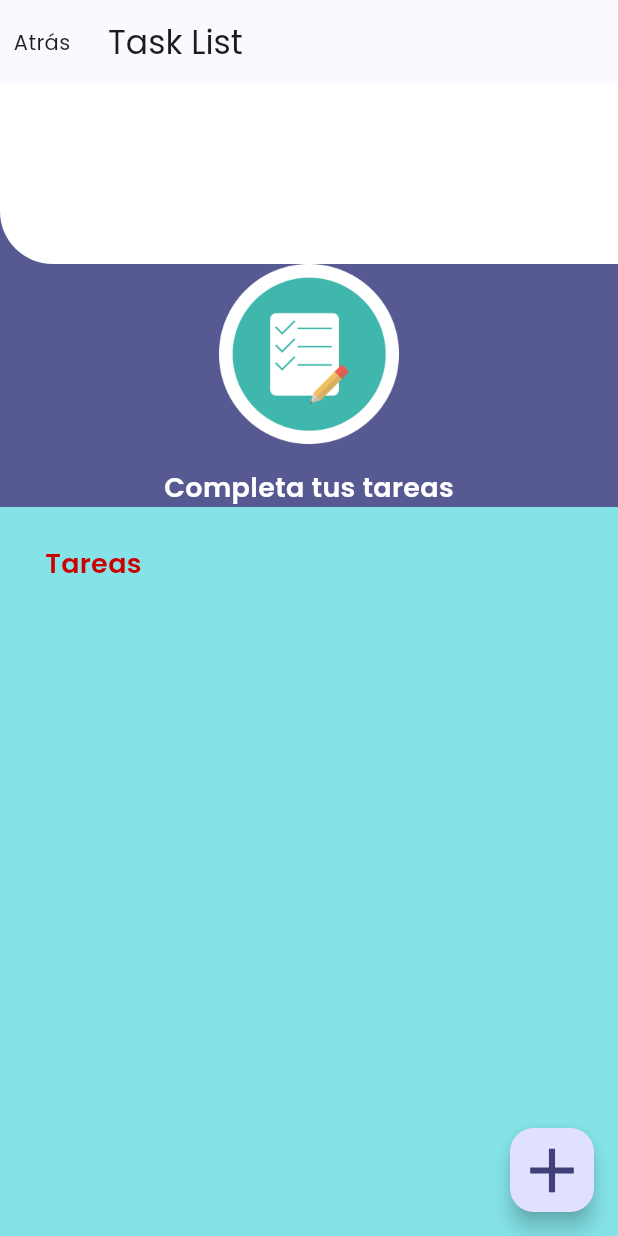
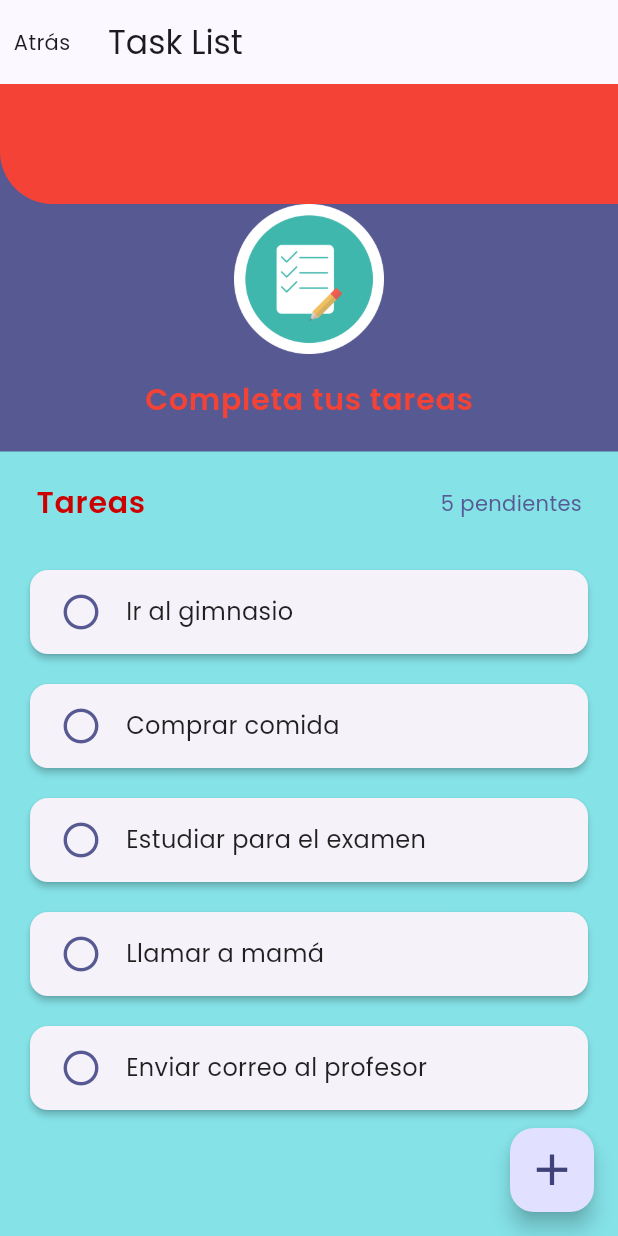
Before and after one commit to aresCharcaC/lab-multiplataforma, a Flutter app: the screen it shows after launch, after a tap on an icon or button, on a phone screen of 412 x 824 dp. Run offline on Flutter 3.47's test engine with Material 3 defaults, Android fonts, the phone set to English and light mode, and no system bars.

Commit message:
first commit

```diff
--- /dev/null
+++ b/lib/app/model/task.dart
@@ -0,0 +1,6 @@
+class Task {
+  final String name;
+  bool done; // Ya no es final para poder cambiar su estado
+
+  Task({required this.name, this.done = false});
+}
--- a/lib/app/view/components/h1.dart
+++ b/lib/app/view/components/h1.dart
@@ -2,7 +2,7 @@ import 'package:flutter/material.dart';
 
 class H1 extends StatelessWidget {
   final String text;
-  final Color? color; // Color opcional que permite personalización
+  final Color? color;
 
   const H1(this.text, {super.key, this.color});
 
@@ -11,14 +11,13 @@ class H1 extends StatelessWidget {
     return Text(
       text,
       style: Theme.of(context).textTheme.bodyMedium!.copyWith(
-        fontSize: 18, // Tamaño adecuado para un encabezado H1
-        fontWeight:
-            FontWeight.w600, // Peso de fuente semi-negrita para destacar
-        color: color, // Usar el color pasado o el predeterminado del tema
+        fontSize: 20, // Aumentado de 18 a 20
+        fontWeight: FontWeight.w600,
+        color: color,
+        letterSpacing: 0.5, // Mejor espaciado entre letras
       ),
-      overflow:
-          TextOverflow.ellipsis, // Previene desbordamiento de texto con '...'
-      maxLines: 2, // Limita a 2 líneas para mantener un diseño compacto
+      overflow: TextOverflow.ellipsis,
+      maxLines: 2,
     );
   }
 }
--- a/lib/app/view/components/shape.dart
+++ b/lib/app/view/components/shape.dart
@@ -6,11 +6,10 @@ class Shape extends StatelessWidget {
   @override
   Widget build(BuildContext context) {
     return Container(
-      // En lugar de double.infinity, usamos MediaQuery para obtener el ancho de la pantalla
       width: MediaQuery.of(context).size.width,
-      height: 120,
+      height: 80, // Reducido de 120 a 80 para mejor proporción
       decoration: const BoxDecoration(
-        color: Colors.white,
+        color: Colors.red,
         borderRadius: BorderRadius.only(bottomLeft: Radius.circular(35)),
       ),
     );
--- a/lib/app/view/splash/splash_page.dart
+++ b/lib/app/view/splash/splash_page.dart
@@ -11,34 +11,44 @@ class SplashPage extends StatelessWidget {
     return Scaffold(
       body: Column(
         children: [
-          // En lugar de usar Row que puede causar problemas de restricciones
-          const Shape(), // Usar Shape directamente
-          const SizedBox(height: 79),
+          const Shape(), // Shape directo sin Row
+          const SizedBox(height: 50), // Reducido de 79 a 50
           Image.asset(
             'assets/images/onboarding-image.png',
-            width: 180,
-            height: 168,
+            width: 200, // Aumentado de 180 a 200
+            height: 180, // Aumentado de 168 a 180
             fit: BoxFit.contain,
           ),
-          const SizedBox(height: 99),
+          const SizedBox(height: 60), // Reducido de 99 a 60
           const H1('Lista de tareas'),
-          const SizedBox(height: 21),
+          const SizedBox(height: 25), // Aumentado de 21 a 25
           Padding(
-            padding: const EdgeInsets.symmetric(horizontal: 32),
+            padding: const EdgeInsets.symmetric(
+              horizontal: 40,
+            ), // Aumentado de 32 a 40
             child: GestureDetector(
               onTap: () {
                 Navigator.of(context).push(
-                  MaterialPageRoute(
-                    builder: (context) {
-                      return const TaskListPage();
-                    },
-                  ),
+                  MaterialPageRoute(builder: (context) => const TaskListPage()),
                 );
               },
-              child: const Text(
-                'La mejor forma para que no se te olvide nada es anotarlo. Guardar tus tareas y ve completando poco a poco para aumentar tu productividad',
-                textAlign: TextAlign.center,
-                style: TextStyle(fontSize: 14, height: 1.5),
+              child: Container(
+                padding: const EdgeInsets.symmetric(
+                  vertical: 12,
+                  horizontal: 20,
+                ),
+                decoration: BoxDecoration(
+                  color: Theme.of(context).colorScheme.primary.withOpacity(0.1),
+                  borderRadius: BorderRadius.circular(10),
+                ),
+                child: const Text(
+                  'La mejor forma para que no se te olvide nada es anotarlo. Guardar tus tareas y ve completando poco a poco para aumentar tu productividad',
+                  textAlign: TextAlign.center,
+                  style: TextStyle(
+                    fontSize: 15, // Aumentado de 14 a 15
+                    height: 1.5,
+                  ),
+                ),
               ),
             ),
           ),
--- a/lib/app/view/task_list/Task_list_page.dart
+++ b/lib/app/view/task_list/Task_list_page.dart
@@ -1,20 +1,37 @@
 import 'package:flutter/material.dart';
+import 'package:lab4_1/app/model/task.dart';
 import 'package:lab4_1/app/view/components/h1.dart';
 import 'package:lab4_1/app/view/components/shape.dart';
 
-class TaskListPage extends StatelessWidget {
+class TaskListPage extends StatefulWidget {
   const TaskListPage({super.key});
+
+  @override
+  State<TaskListPage> createState() => _TaskListPageState();
+}
+
+class _TaskListPageState extends State<TaskListPage> {
+  final tasks = [
+    Task(name: 'Ir al gimnasio'),
+    Task(name: 'Comprar comida'),
+    Task(name: 'Estudiar para el examen'),
+    Task(name: 'Llamar a mamá'),
+    Task(name: 'Enviar correo al profesor'),
+  ];
 
   @override
   Widget build(BuildContext context) {
     return Scaffold(
       appBar: AppBar(
         title: const Text('Task List'),
+        elevation: 0, // Sin sombra para mejor integración visual
         leading: GestureDetector(
           onTap: () {
             Navigator.of(context).pop();
           },
-          child: const Center(child: Text('Atrás')),
+          child: const Center(
+            child: Text('Atrás', style: TextStyle(fontWeight: FontWeight.w500)),
+          ),
         ),
       ),
       body: Column(
@@ -25,32 +42,154 @@ class TaskListPage extends StatelessWidget {
             color: Theme.of(context).colorScheme.primary,
             child: Column(
               children: [
-                const Row(children: [Shape()]),
-                Column(
+                const Shape(), // Shape directo
+                Padding(
+                  padding: const EdgeInsets.only(
+                    bottom: 20,
+                  ), // Espacio inferior
+                  child: Column(
                     children: [
                       Image.asset(
                         'assets/images/tasks-list-image.png',
-                      width: 120,
-                      height: 120,
+                        width: 100, // Reducido de 120 a 100
+                        height: 100, // Reducido de 120 a 100
+                        fit: BoxFit.contain,
                       ),
                       const SizedBox(height: 16),
-                    const H1('Completa tus tareas', color: Colors.white),
+                      const H1('Completa tus tareas', color: Colors.red),
                     ],
+                  ),
                 ),
               ],
             ),
           ),
-          const Padding(
-            padding: EdgeInsets.symmetric(horizontal: 30, vertical: 25),
-            child: H1('Tareas'),
+          Padding(
+            padding: const EdgeInsets.symmetric(
+              horizontal: 24, // Reducido de 30 a 24
+              vertical: 20, // Reducido de 25 a 20
+            ),
+            child: Row(
+              mainAxisAlignment: MainAxisAlignment.spaceBetween,
+              children: [
+                const H1('Tareas'),
+                Text(
+                  '${tasks.length} pendientes',
+                  style: TextStyle(
+                    color: Theme.of(context).colorScheme.primary,
+                    fontWeight: FontWeight.w500,
+                  ),
                 ),
               ],
             ),
+          ),
+          Expanded(
+            child: ListView.builder(
+              padding: const EdgeInsets.only(bottom: 80), // Espacio para el FAB
+              itemCount: tasks.length,
+              itemBuilder: (context, index) {
+                return TaskItem(
+                  task: tasks[index],
+                  onTap: () {
+                    setState(() {
+                      tasks[index].done = !tasks[index].done;
+                    });
+                  },
+                );
+              },
+            ),
+          ),
+        ],
+      ),
+      floatingActionButton: Builder(
+        builder: (BuildContext context) {
+          return FloatingActionButton(
+            onPressed: () {
+              _showNewTaskModal(context);
+            },
+            child: const Icon(Icons.add, size: 35),
+          );
+        },
+      ),
+    );
+  }
 
-      floatingActionButton: FloatingActionButton(
-        onPressed: () {},
-        child: const Icon(Icons.add, size: 50),
+  void _showNewTaskModal(BuildContext context) {
+    showModalBottomSheet(
+      context: context,
+      isScrollControlled: true,
+      builder: (_) => const _NewTaskModal(),
+    );
+  }
+}
+
+class _NewTaskModal extends StatelessWidget {
+  const _NewTaskModal({super.key});
+
+  @override
+  Widget build(BuildContext context) {
+    return Container(
+      child: Column(
+        mainAxisSize: MainAxisSize.min,
+        children: [
+          H1('Nueva tarea'),
+          TextField(),
+          ElevatedButton(onPressed: () {}, child: Text('Guardar')),
+        ],
       ),
     );
   }
 }
+
+class TaskItem extends StatelessWidget {
+  final Task task;
+  final VoidCallback onTap;
+
+  const TaskItem({super.key, required this.task, required this.onTap});
+
+  @override
+  Widget build(BuildContext context) {
+    return Padding(
+      padding: const EdgeInsets.symmetric(
+        horizontal: 16, // Reducido de 20 a 16
+        vertical: 6, // Reducido de 8 a 6
+      ),
+      child: GestureDetector(
+        onTap: onTap,
+        child: Card(
+          elevation: 2, // Sombra suave
+          shape: RoundedRectangleBorder(
+            borderRadius: BorderRadius.circular(12), // Bordes más redondeados
+          ),
+          child: Padding(
+            padding: const EdgeInsets.symmetric(horizontal: 20, vertical: 14),
+            child: Row(
+              children: [
+                Icon(
+                  task.done ? Icons.check_circle : Icons.circle_outlined,
+                  color: Theme.of(context).colorScheme.primary,
+                  size: 28, // Aumentado para mejor visibilidad
+                ),
+                const SizedBox(width: 16), // Aumentado de 10 a 16
+                Text(
+                  task.name,
+                  style: TextStyle(
+                    fontSize: 16, // Tamaño más legible
+                    fontWeight: FontWeight.w500,
+                    decoration:
+                        task.done
+                            ? TextDecoration.lineThrough
+                            : TextDecoration.none,
+                    color:
+                        task.done
+                            ? const Color.fromARGB(255, 243, 24, 24)
+                            : Colors.black87,
+                  ),
+                ),
+              ],
+            ),
+          ),
+        ),
+      ),
+    );
+  }
+}
--- a/pubspec.yaml
+++ b/pubspec.yaml
@@ -29,6 +29,7 @@ flutter:
 
   assets:
     - assets/images/
+    - assets/images/tasks-list-image.png
 
   fonts:
     - family: Poppins
```
Lines whose indentation alone changed are shown as unchanged.
